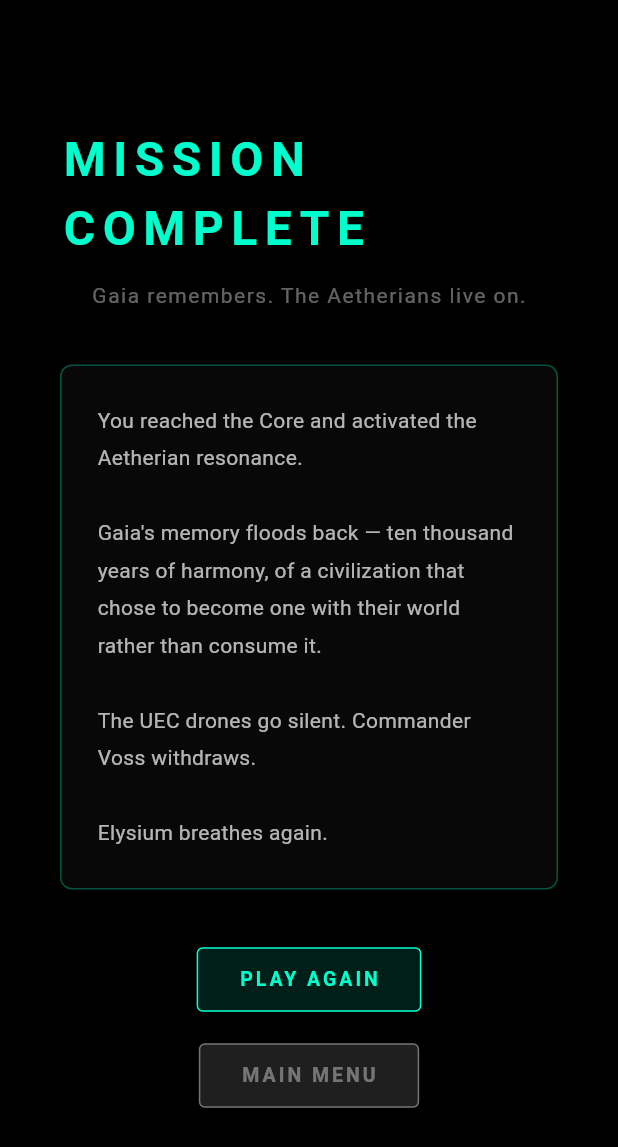
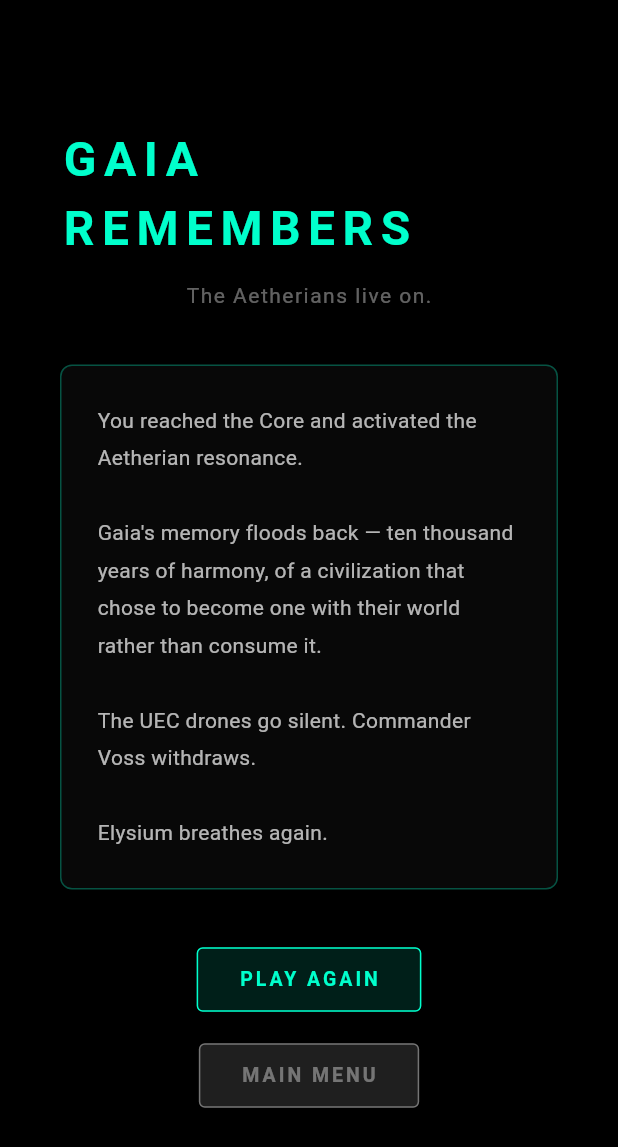
Before and after one commit to Klas96/echoes-of-elysium, a Flutter app: the _VictoryScreen screen opened directly, on a phone screen of 412 x 824 dp. Shown: the top 1147 px of the screen. Run offline on Flutter 3.47's test engine with Material 3 defaults, Android fonts, the phone set to English and light mode, and no system bars; our stand-ins replace audioplayers, just_audio, shared_preferences; missing offline and left inert: bonfire, dart:html; accounts and stored records are empty; statements that could not run were skipped.

Commit message:
Calmer wording and reframed store shots 3 and 5 (#15)

```diff
--- a/lib/cyberpunk_space_rpg/game/custom_map_game.dart
+++ b/lib/cyberpunk_space_rpg/game/custom_map_game.dart
@@ -232,7 +232,7 @@ class IntroScreen extends StatelessWidget {
             mainAxisSize: MainAxisSize.min,
             children: [
               _CyberButton(
-                label: 'BEGIN MISSION',
+                label: 'BEGIN JOURNEY',
                 onTap: () => Navigator.of(context).pushReplacement(
                     MaterialPageRoute(builder: (_) => const CustomMapGameScreen())),
               ),
@@ -959,7 +959,7 @@ class _VictoryScreen extends StatelessWidget {
           child: Column(
             mainAxisSize: MainAxisSize.min,
             children: [
-              const Text('MISSION COMPLETE',
+              const Text('GAIA REMEMBERS',
                   style: TextStyle(
                       color: Color(0xFF00FFCC),
                       fontSize: 32,
@@ -1174,7 +1174,7 @@ class _CalmLayer extends StatelessWidget {
                         fontStyle: FontStyle.italic,
                         letterSpacing: 2)),
                 SizedBox(height: 10),
-                Text('signal lost · returning to the last checkpoint',
+                Text('returning to the last checkpoint',
                     style: TextStyle(color: Colors.white30, fontSize: 11, letterSpacing: 1.5)),
               ]),
             ),
--- a/lib/cyberpunk_space_rpg/game/game_state.dart
+++ b/lib/cyberpunk_space_rpg/game/game_state.dart
@@ -14,7 +14,7 @@ class GameState {
   static final portalUnlocked = ValueNotifier<bool>(false);
 
   /// Shown when the game is finished.
-  static const endingText = 'Gaia remembers. The Aetherians live on.';
+  static const endingText = 'The Aetherians live on.';
 
   // 1 woods, 2 city, 3 ruins (0 before any map is ready).
   static int _level = 0;
```
Also changed, not shown: 2 other files.
